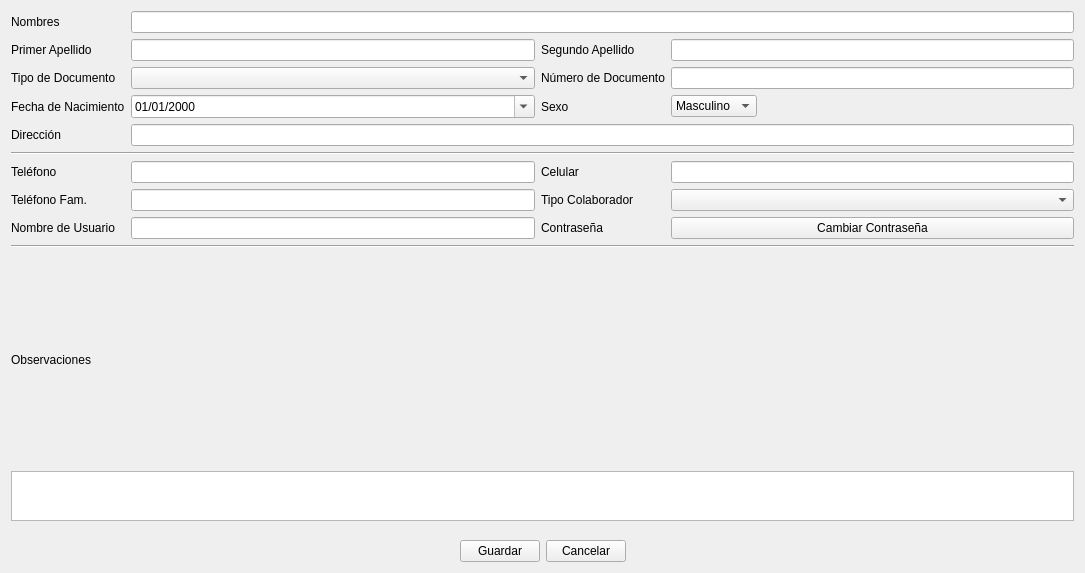
This is ui_usuario_datos.ui in benArambide/ProyFinal-IS2 as Qt 5 draws it before an edit. The edited form follows.
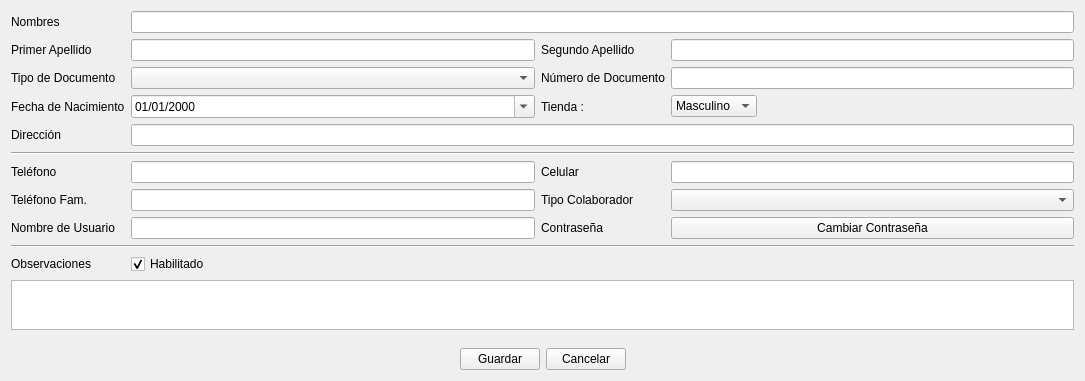
This is the edited form.

Patch:
```diff
--- a/ui_usuario_datos.ui
+++ b/ui_usuario_datos.ui
@@ -87,9 +87,12 @@
      </item>
      <item row="0" column="0">
       <layout class="QGridLayout" name="gridLayout_4">
-       <item row="8" column="1">
-        <widget class="QLineEdit" name="le_Usuario">
-         <property name="readOnly">
+       <item row="10" column="1">
+        <widget class="QCheckBox" name="checkBox_habilitado">
+         <property name="text">
+          <string>Habilitado</string>
+         </property>
+         <property name="checked">
           <bool>true</bool>
          </property>
         </widget>
@@ -168,28 +171,6 @@
        <item row="6" column="3">
         <widget class="QLineEdit" name="le_cell"/>
        </item>
-       <item row="11" column="0" colspan="4">
-        <widget class="QTextEdit" name="tE_obs">
-         <property name="sizePolicy">
-          <sizepolicy hsizetype="Expanding" vsizetype="Expanding">
-           <horstretch>0</horstretch>
-           <verstretch>0</verstretch>
-          </sizepolicy>
-         </property>
-         <property name="minimumSize">
-          <size>
-           <width>0</width>
-           <height>50</height>
-          </size>
-         </property>
-         <property name="maximumSize">
-          <size>
-           <width>16777215</width>
-           <height>50</height>
-          </size>
-         </property>
-        </widget>
-       </item>
        <item row="5" column="0" colspan="4">
         <widget class="Line" name="line_3">
          <property name="orientation">
@@ -213,7 +194,7 @@
        <item row="3" column="2">
         <widget class="QLabel" name="label_17">
          <property name="text">
-          <string>Sexo</string>
+          <string>Tienda :</string>
          </property>
         </widget>
        </item>
@@ -308,6 +289,35 @@
        <item row="7" column="3">
         <widget class="QComboBox" name="cB_tipoCol"/>
        </item>
+       <item row="8" column="1">
+        <widget class="QLineEdit" name="le_Usuario">
+         <property name="readOnly">
+          <bool>false</bool>
+         </property>
+        </widget>
+       </item>
+       <item row="11" column="0" colspan="4">
+        <widget class="QPlainTextEdit" name="tE_obs">
+         <property name="sizePolicy">
+          <sizepolicy hsizetype="Expanding" vsizetype="Expanding">
+           <horstretch>0</horstretch>
+           <verstretch>0</verstretch>
+          </sizepolicy>
+         </property>
+         <property name="minimumSize">
+          <size>
+           <width>0</width>
+           <height>50</height>
+          </size>
+         </property>
+         <property name="maximumSize">
+          <size>
+           <width>16777215</width>
+           <height>50</height>
+          </size>
+         </property>
+        </widget>
+       </item>
       </layout>
      </item>
     </layout>
```
Left out of the diff: 60 changed lines with no effect on the pictures.
